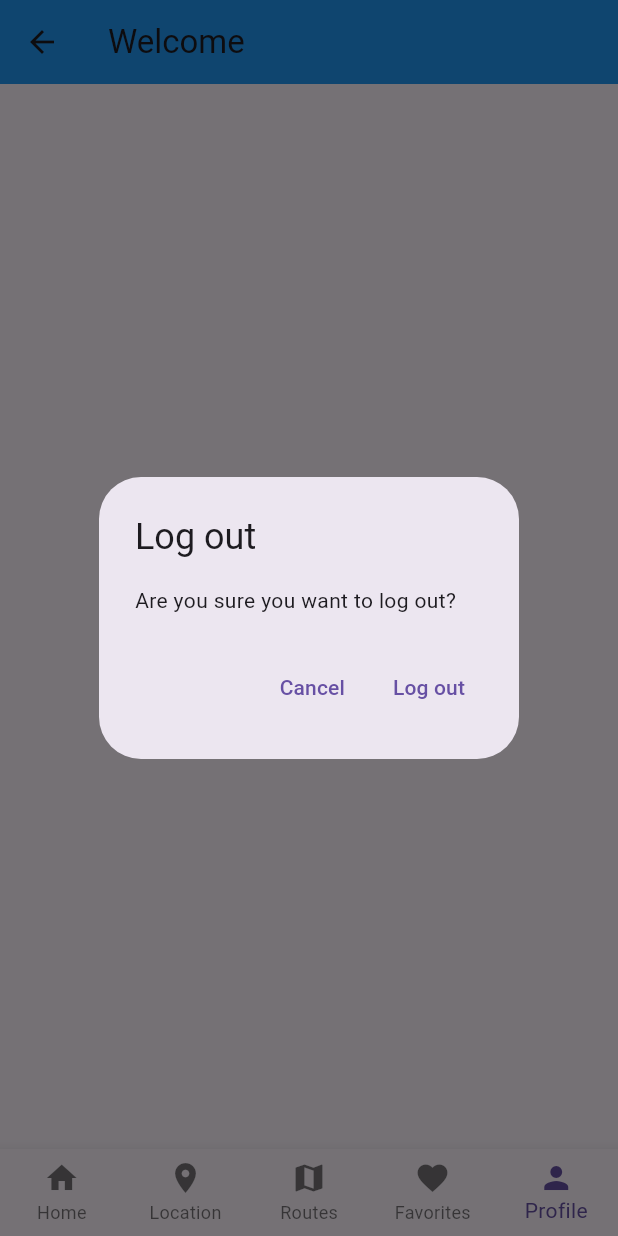
After one commit to sshwtmn/flutter_pet_project, a Flutter app: the WelcomePage screen opened by its route, item 5 of the bottom bar chosen, after a tap on "Log Out", on a phone screen of 412 x 824 dp. The commit adds this screen. Run offline on Flutter 3.47's test engine with Material 3 defaults, Android fonts, the phone set to English and light mode, and no system bars; our stand-ins replace firebase_auth, firebase_core; accounts and stored records are empty; network calls fail.

Commit message:
level-18

```diff
--- a/lib/main.dart
+++ b/lib/main.dart
@@ -1,8 +1,12 @@
-import 'package:firebase_auth/firebase_auth.dart';
 import 'package:flutter/material.dart';
+import 'package:my_pet_project/views/content/favorites_page.dart';
+import 'package:my_pet_project/views/content/location_page.dart';
+import 'package:my_pet_project/views/content/profile_page.dart';
+import 'package:my_pet_project/views/content/routes_page.dart';
 import 'package:my_pet_project/views/home_page.dart';
 import 'package:my_pet_project/views/login_page.dart';
 import 'package:my_pet_project/views/register_page.dart';
+import 'package:my_pet_project/views/welcome_page.dart';
 
 void main() {
   WidgetsFlutterBinding.ensureInitialized();
@@ -15,6 +19,11 @@ void main() {
     routes: {
       '/login/': (context) => const LoginView(),
       '/register/': (context) => const RegisterPage(),
+      '/welcome/': (context) => const WelcomePage(),
+      '/location/': (context) => const LocationPage(),
+      '/routes/': (context) => const RoutesPage(),
+      '/favorites/': (context) => const FavoritesPage(),
+      '/profile/': (context) => const ProfilePage(),
     } ,
   ));
 }
--- /dev/null
+++ b/lib/views/content/home_page.dart
@@ -0,0 +1,17 @@
+import 'package:flutter/material.dart';
+
+class HomePage extends StatefulWidget {
+  const HomePage({super.key});
+
+  @override
+  State<HomePage> createState() => _HomePageState();
+}
+
+class _HomePageState extends State<HomePage> {
+  @override
+  Widget build(BuildContext context) {
+    return const Center(
+      child: Text('Home Page'),
+    );
+  }
+}
--- /dev/null
+++ b/lib/views/content/profile_page.dart
@@ -0,0 +1,57 @@
+import 'package:firebase_auth/firebase_auth.dart';
+import 'package:flutter/material.dart';
+import 'dart:developer' as devtools show log;
+
+class ProfilePage extends StatefulWidget {
+  const ProfilePage({super.key});
+
+  @override
+  State<ProfilePage> createState() => _ProfilePageState();
+}
+
+class _ProfilePageState extends State<ProfilePage> {
+  Future<bool> showLogOutDialog(BuildContext context){
+    return showDialog<bool>(
+      context: context,
+      builder: (context) {
+        return AlertDialog(
+          title: const Text('Log out'),
+          content: const Text('Are you sure you want to log out?'),
+          actions: [
+            TextButton(onPressed: () {
+              Navigator.of(context).pop();
+            }, child: const Text('Cancel')),
+            TextButton(onPressed: () {
+              Navigator.of(context).pop(true);
+            }, child: const Text('Log out')),
+          ],
+        );
+      },
+    ).then((value) => value ?? false);
+  }
+
+  @override
+  Widget build(BuildContext context) {
+    return Center(
+      child: Column(
+        mainAxisAlignment: MainAxisAlignment.center,
+        children: [
+          const Text('Profile Page'),
+          const SizedBox(
+            height: 20,
+          ),
+          ElevatedButton(
+              onPressed: () async  {
+                final shouldLogOut = await showLogOutDialog(context);
+                if (shouldLogOut) {
+                  await FirebaseAuth.instance.signOut();
+                  Navigator.of(context).pushNamedAndRemoveUntil('/login/', (_) => false);
+                }
+                devtools.log(shouldLogOut.toString());
+              },
+              child: const Text('Log Out'))
+        ],
+      ),
+    );
+  }
+}
--- a/lib/views/home_page.dart
+++ b/lib/views/home_page.dart
@@ -2,6 +2,7 @@ import 'package:firebase_auth/firebase_auth.dart';
 import 'package:firebase_core/firebase_core.dart';
 import 'package:flutter/material.dart';
 import 'package:my_pet_project/firebase_options.dart';
+import 'package:my_pet_project/views/welcome_page.dart';
 import 'package:my_pet_project/views/login_page.dart';
 import 'package:my_pet_project/views/verification_page.dart';
 
@@ -20,7 +21,7 @@ class HomePage extends StatelessWidget {
               final user = FirebaseAuth.instance.currentUser;
               if (user != null) {
                 if (user.emailVerified){
-                  print('Email is verified');
+                  return const WelcomePage();
                 }else {
                   return const VerifyEmailWidget();
                 }
--- a/lib/views/register_page.dart
+++ b/lib/views/register_page.dart
@@ -1,8 +1,6 @@
 import 'package:firebase_auth/firebase_auth.dart';
-import 'package:firebase_core/firebase_core.dart';
 import 'package:flutter/material.dart';
 
-import '../firebase_options.dart';
 
 class RegisterPage extends StatefulWidget {
   const RegisterPage({super.key});
--- /dev/null
+++ b/lib/views/welcome_page.dart
@@ -0,0 +1,54 @@
+import 'package:flutter/material.dart';
+import 'package:my_pet_project/views/content/favorites_page.dart';
+import 'package:my_pet_project/views/content/home_page.dart';
+import 'package:my_pet_project/views/content/location_page.dart';
+import 'package:my_pet_project/views/content/profile_page.dart';
+import 'package:my_pet_project/views/content/routes_page.dart';
+
+class WelcomePage extends StatefulWidget {
+  const WelcomePage({super.key});
+
+  @override
+  State<WelcomePage> createState() => _WelcomePageState();
+}
+
+class _WelcomePageState extends State<WelcomePage> {
+  int _selectedIndex = 0;
+
+  void _changeSelected(int index) {
+    setState(() {
+      _selectedIndex = index;
+    });
+  }
+
+  final List<Widget> _pages = [
+    const HomePage(),
+    const LocationPage(),
+    const RoutesPage(),
+    const FavoritesPage(),
+    const ProfilePage(),
+  ];
+
+  @override
+  Widget build(BuildContext context) {
+    return Scaffold(
+        appBar: AppBar(
+          title: const Text('Welcome'),
+        ),
+        body: _pages[_selectedIndex],
+        bottomNavigationBar: BottomNavigationBar(
+          currentIndex: _selectedIndex,
+          onTap: _changeSelected,
+          type: BottomNavigationBarType.fixed,
+          items: const [
+            BottomNavigationBarItem(icon: Icon(Icons.home), label: 'Home'),
+            BottomNavigationBarItem(
+                icon: Icon(Icons.location_on), label: 'Location'),
+            BottomNavigationBarItem(icon: Icon(Icons.map), label: 'Routes'),
+            BottomNavigationBarItem(
+                icon: Icon(Icons.favorite), label: 'Favorites'),
+            BottomNavigationBarItem(icon: Icon(Icons.person), label: 'Profile'),
+          ],
+        ));
+  }
+}
--- a/pubspec.yaml
+++ b/pubspec.yaml
@@ -37,6 +37,7 @@ dependencies:
   cupertino_icons: ^1.0.6
   firebase_core: ^3.8.0
   firebase_auth: ^5.3.3
+  google_nav_bar: ^5.0.7
 
 dev_dependencies:
   flutter_test:
```
Also changed, not shown: lib/views/content/favorites_page.dart (added, +15 -0 lines), lib/views/content/location_page.dart (added, +18 -0 lines), lib/views/content/routes_page.dart (added, +15 -0 lines), lib/views/verification_page.dart (+9 -1 lines), 1 other file.
